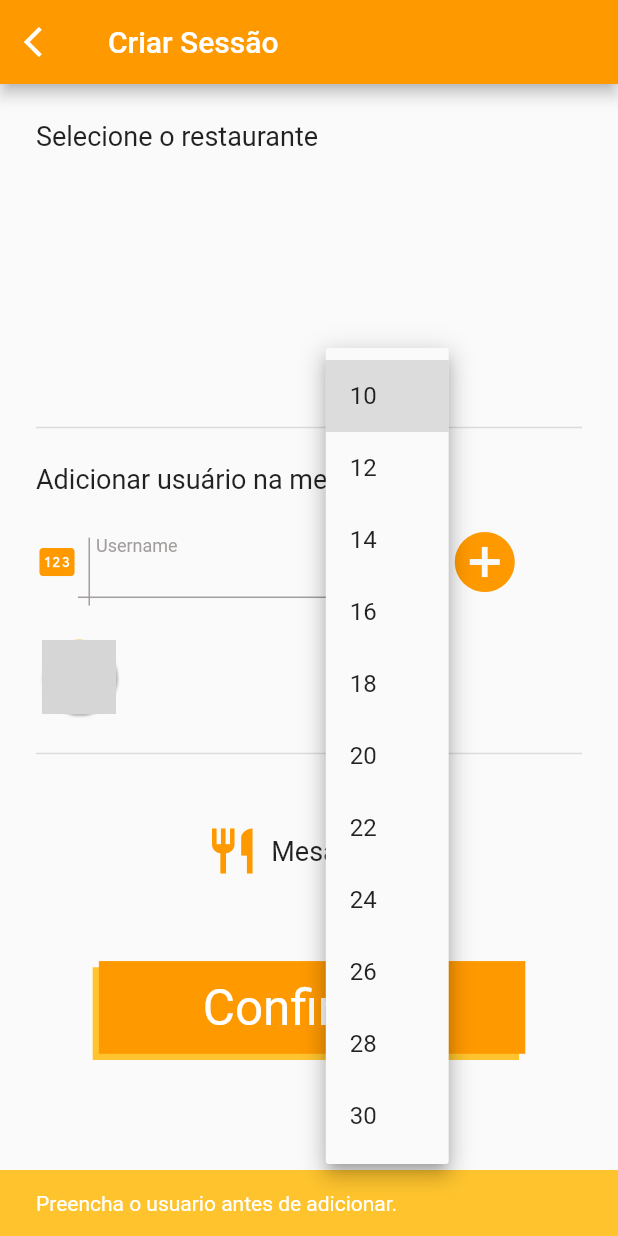
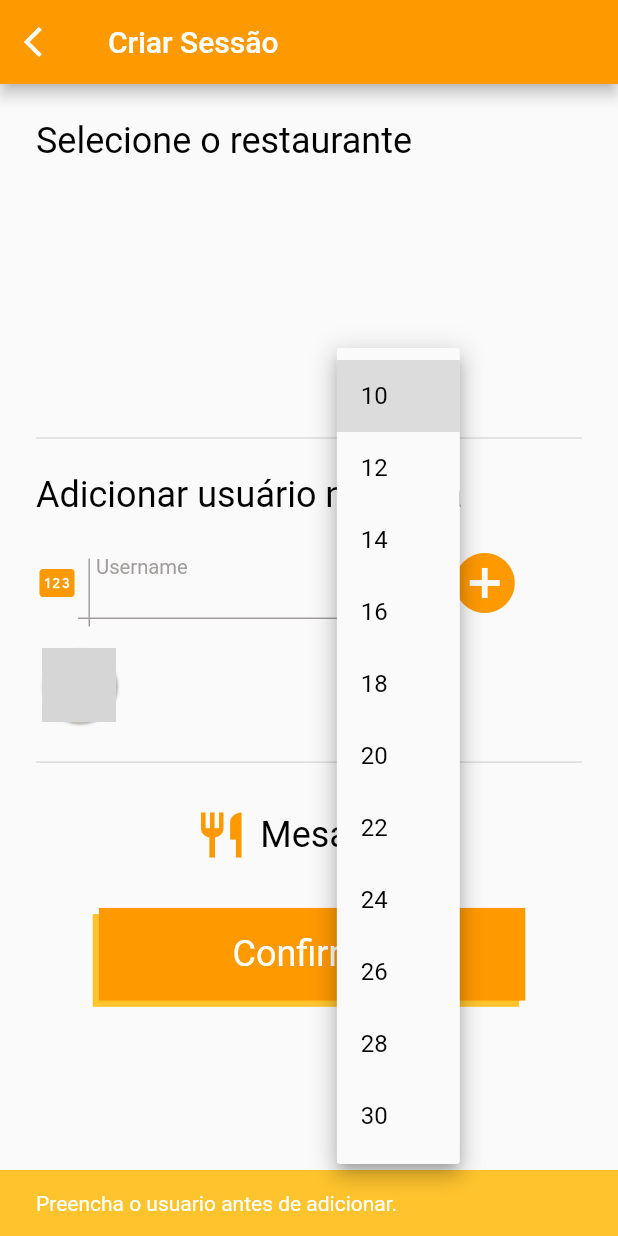
Before and after one commit to gabgmont/party_pay, a Flutter app: the SessionCreatePage screen opened by its route, after a tap on the "add circle" icon, after a tap on "10", on a phone screen of 412 x 824 dp. Run offline on Flutter 3.47's test engine with Material 2 defaults, Android fonts, the phone set to English and light mode, and no system bars; our stand-ins replace firebase_core, flutter_svg, google_fonts, google_sign_in, package_info_plus, shared_preferences; accounts and stored records are empty; network calls fail; grey boxes are pictures that could not be loaded.

Commit message:
style(): change app fonts

```diff
--- a/lib/screens/create_session/session_create_page.dart
+++ b/lib/screens/create_session/session_create_page.dart
@@ -3,6 +3,7 @@ import 'package:partypay/model/user/user_model.dart';
 import 'package:partypay/screens/home/widgets/round_restaurant_card_widget.dart';
 import 'package:partypay/screens/session/widgets/enter_button_widget.dart';
 import 'package:partypay/shared/utils/AppColors.dart';
+import 'package:partypay/shared/utils/AppStyles.dart';
 
 import 'controller/create_session_controller.dart';
 import 'widget/username_add_form_field_widget.dart';
@@ -33,7 +34,7 @@ class _SessionCreatePageState extends State<SessionCreatePage> {
 
   @override
   Widget build(BuildContext context) {
-    if(!_sessionController.initialized){
+    if (!_sessionController.initialized) {
       _future = _sessionController.init(context, widget.user);
     }
     _sessionController.table = dropdownValue;
@@ -56,11 +57,11 @@ class _SessionCreatePageState extends State<SessionCreatePage> {
           padding: const EdgeInsets.all(24.0),
           child: Column(
             children: [
-              const Align(
+              Align(
                 alignment: Alignment.topLeft,
                 child: Text(
                   selectRestaurant,
-                  style: TextStyle(fontSize: 18),
+                  style: AppStyles.mainLabel(color: AppColors.black),
                 ),
               ),
               Padding(
@@ -98,7 +99,8 @@ class _SessionCreatePageState extends State<SessionCreatePage> {
                                   onTap: () => checkOption(i + 1),
                                   selected: i + 1 == selected,
                                 ),
-                              ]);
+                            ],
+                          );
                       }
                       return const Center(child: Text(error));
                     },
@@ -108,11 +110,12 @@ class _SessionCreatePageState extends State<SessionCreatePage> {
               const Divider(
                 thickness: 1,
               ),
-              const Padding(
-                padding: EdgeInsets.symmetric(vertical: 16.0),
+              Padding(
+                padding: const EdgeInsets.symmetric(vertical: 16.0),
                 child: Align(
                     alignment: Alignment.topLeft,
-                    child: Text(addUser, style: TextStyle(fontSize: 18))),
+                    child: Text(addUser,
+                        style: AppStyles.mainLabel(color: AppColors.black))),
               ),
               UsernameAddFormFieldWidget(
                 textController: _textController,
@@ -132,7 +135,7 @@ class _SessionCreatePageState extends State<SessionCreatePage> {
                 },
               ),
               SizedBox(
-                height: size.height * 0.02,
+                height: size.height * 0.01,
               ),
               SizedBox(
                 height: size.height * 0.09,
@@ -148,7 +151,7 @@ class _SessionCreatePageState extends State<SessionCreatePage> {
                 thickness: 1,
               ),
               SizedBox(
-                height: size.height * 0.04,
+                height: size.height * 0.02,
               ),
               Row(
                 mainAxisAlignment: MainAxisAlignment.center,
@@ -158,11 +161,11 @@ class _SessionCreatePageState extends State<SessionCreatePage> {
                     color: AppColors.primary,
                     size: 36,
                   ),
-                  const Padding(
-                    padding: EdgeInsets.symmetric(horizontal: 8.0),
+                  Padding(
+                    padding: const EdgeInsets.symmetric(horizontal: 8.0),
                     child: Text(
                       table,
-                      style: TextStyle(fontSize: 18),
+                      style: AppStyles.mainLabel(color: AppColors.black),
                     ),
                   ),
                   DropdownButton(
@@ -178,7 +181,10 @@ class _SessionCreatePageState extends State<SessionCreatePage> {
                     items: tables
                         .map<DropdownMenuItem<int>>((table) => DropdownMenuItem(
                               value: table,
-                              child: Text('$table'),
+                              child: Text(
+                                '$table',
+                                style: AppStyles.orderName(),
+                              ),
                             ))
                         .toList(),
                     onChanged: (int? newValue) {
@@ -190,7 +196,7 @@ class _SessionCreatePageState extends State<SessionCreatePage> {
                 ],
               ),
               SizedBox(
-                height: size.height * 0.06,
+                height: size.height * 0.03,
               ),
               EnterButtonWidget(
                 onTap: () async {
--- a/lib/screens/create_session/widget/username_add_form_field_widget.dart
+++ b/lib/screens/create_session/widget/username_add_form_field_widget.dart
@@ -1,5 +1,6 @@
 import 'package:flutter/material.dart';
 import 'package:partypay/shared/utils/AppColors.dart';
+import 'package:partypay/shared/utils/AppStyles.dart';
 
 class UsernameAddFormFieldWidget extends StatelessWidget {
   final TextEditingController textController;
@@ -17,7 +18,7 @@ class UsernameAddFormFieldWidget extends StatelessWidget {
       width: size.width * 0.9,
       child: Row(
         children: [
-          Icon(
+          const Icon(
             Icons.pin,
             size: 28,
             color: AppColors.primary,
@@ -52,18 +53,17 @@ class UsernameAddFormFieldWidget extends StatelessWidget {
                   padding: const EdgeInsets.only(left: 12.0),
                   child: Align(
                     alignment: Alignment.topRight,
-                    child: Container(
+                    child: SizedBox(
                       width: size.width * 0.77,
                       height: size.height * 0.8,
                       child: TextFormField(
                         controller: textController,
                         keyboardType: TextInputType.name,
-                        style: TextStyle(fontSize: 16, color: AppColors.gray),
+                        style: AppStyles.formField(),
                         decoration: InputDecoration(
                             floatingLabelBehavior: FloatingLabelBehavior.always,
                             labelText: 'Username',
-                            labelStyle: const TextStyle(
-                                color: AppColors.gray, fontSize: 16),
+                            labelStyle: AppStyles.formField(isHint: true),
                             border: InputBorder.none),
                       ),
                     ),
@@ -74,7 +74,7 @@ class UsernameAddFormFieldWidget extends StatelessWidget {
           ),
           IconButton(
             onPressed: onTap,
-            icon: Icon(Icons.add_circle),
+            icon: const Icon(Icons.add_circle),
             padding: EdgeInsets.zero,
             color: AppColors.primary,
             iconSize: 48,
--- a/lib/screens/session/widgets/enter_button_widget.dart
+++ b/lib/screens/session/widgets/enter_button_widget.dart
@@ -1,4 +1,5 @@
 import 'package:flutter/material.dart';
+import 'package:partypay/shared/utils/AppStyles.dart';
 
 import '../../../shared/utils/AppColors.dart';
 
@@ -40,8 +41,7 @@ class EnterButtonWidget extends StatelessWidget {
                   child: Center(
                     child: Text(
                       confirmLabel,
-                      style: TextStyle(
-                          fontSize: size.height * .04, color: AppColors.white),
+                      style: AppStyles.mainLabel(),
                     ),
                   ),
                 ),
```
Lines whose indentation alone changed are shown as unchanged.
